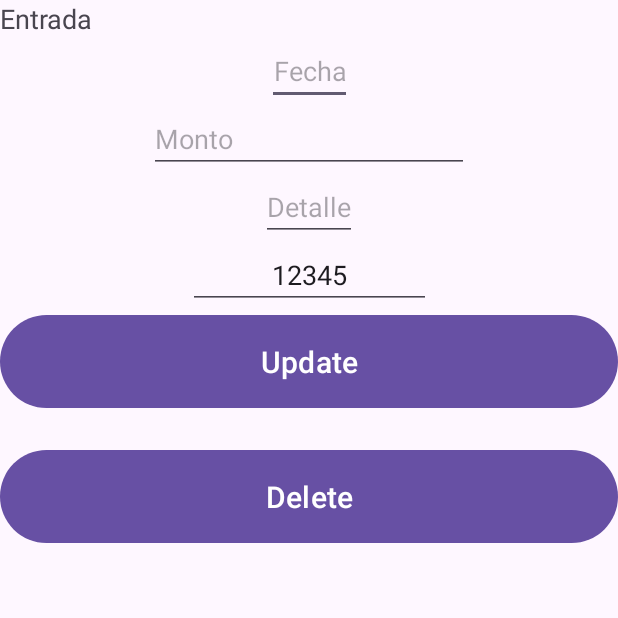
After one commit to Faust0z/Kauppa_App, an Android app: the MasInfoCajaDiaria screen opened directly, with no data from a screen before it, on a phone screen of 412 x 824 dp, the top half of it. The commit adds this screen. Run offline under Robolectric (Android 15) with nearby library versions, the phone set to English and light mode, and no system bars.

Commit message:
Arreglos varios y comienzo a implementar vista detallada de los movimientos de la caja diaria

```diff
--- a/app/src/main/AndroidManifest.xml
+++ b/app/src/main/AndroidManifest.xml
@@ -13,6 +13,9 @@
         android:theme="@style/Theme.Kauppa_Emp"
         tools:targetApi="31">
         <activity
+            android:name=".MasInfoCajaDiaria"
+            android:exported="false" />
+        <activity
             android:name=".MainActivity"
             android:exported="true">
             <intent-filter>
--- /dev/null
+++ b/app/src/main/java/com/example/kauppa_emp/MasInfoCajaDiaria.java
@@ -0,0 +1,110 @@
+package com.example.kauppa_emp;
+
+import android.os.Bundle;
+import android.view.View;
+import android.widget.Button;
+import android.widget.EditText;
+
+import androidx.annotation.Nullable;
+import androidx.appcompat.app.AppCompatActivity;
+
+public class MasInfoCajaDiaria extends AppCompatActivity {
+
+    private EditText movimiento_id, movimiento_fecha, movimiento_detalle, movimiento_monto, movimiento_pedidosAfectados, movimiento_tipo;
+    private String idPedidoAfectado;
+    private Button actualizarButton, anularButton;
+
+    @Override
+    protected void onCreate(@Nullable Bundle savedInstanceState) {
+        super.onCreate(savedInstanceState);
+        setContentView(R.layout.activity_mas_info_caja_diaria);
+
+        movimiento_pedidosAfectados = findViewById(R.id.editTextIdPedidoAfectadoCajaDiariaInfo);
+
+        idPedidoAfectado = obtenerIdPedidoAfectado();
+
+        if (idPedidoAfectado != null && !idPedidoAfectado.isEmpty()) {
+            movimiento_pedidosAfectados.setVisibility(View.VISIBLE);
+            movimiento_pedidosAfectados.setText(idPedidoAfectado);
+        } else {
+            movimiento_pedidosAfectados.setVisibility(View.GONE);
+        }
+    }
+
+    private String obtenerIdPedidoAfectado() {
+        // Implementa la lógica para obtener el valor de id_pedido_afectado
+        return "12345"; // Ejemplo de valor; reemplázalo con tu lógica
+    }
+}
+
+ /*
+    private void openAddDialog() {
+        LayoutInflater inflater = getLayoutInflater();
+        View dialogView = inflater.inflate(R.layout.dialog_add_cajadiaria, null);
+
+        TextView textViewTitulo = dialogView.findViewById(R.id.textViewTitulo);
+        EditText editTextFecha = dialogView.findViewById(R.id.editTextFecha);
+        EditText editTextMonto = dialogView.findViewById(R.id.editTextMonto);
+        EditText editTextDetalle = dialogView.findViewById(R.id.editTextDetalle);
+        RadioGroup radioGroupTipo = dialogView.findViewById(R.id.radioGroupTipo);
+        RadioButton radioButtonEntradas = dialogView.findViewById(R.id.radioButtonEntradas);
+        CheckBox checkBoxAgregar = dialogView.findViewById(R.id.checkBoxAgregar);
+
+        // Configurar la fecha actual por defecto
+        Calendar calendar = Calendar.getInstance();
+        SimpleDateFormat dateFormat = new SimpleDateFormat("dd/MM/yyyy", Locale.getDefault());
+        editTextFecha.setText(dateFormat.format(calendar.getTime()));
+
+        // Mostrar el DatePickerDialog al hacer clic en el campo de fecha
+        editTextFecha.setOnClickListener(v -> {
+            int year = calendar.get(Calendar.YEAR);
+            int month = calendar.get(Calendar.MONTH);
+            int day = calendar.get(Calendar.DAY_OF_MONTH);
+
+            DatePickerDialog datePickerDialog = new DatePickerDialog(getContext(), (view, year1, month1, dayOfMonth) -> {
+                calendar.set(year1, month1, dayOfMonth);
+                editTextFecha.setText(dateFormat.format(calendar.getTime()));
+            }, year, month, day);
+            datePickerDialog.show();
+        });
+
+        // Cambiar el título y la checkbox según sea una Compra/Venta
+        radioButtonEntradas.setChecked(true);
+        radioGroupTipo.setOnCheckedChangeListener((group, checkedId) -> {
+            if (checkedId == R.id.radioButtonEntradas) {
+                checkBoxAgregar.setText("Agregar como Venta");
+                textViewTitulo.setText("Agregar Entrada");
+            } else if (checkedId == R.id.radioButtonSalidas) {
+                checkBoxAgregar.setText("Agregar como Compra");
+                textViewTitulo.setText("Agregar Salida");
+            }
+        });
+
+        // Cuando se aprete el botón "Agregar", se toman todos los inputs y se los procesa.
+        new MaterialAlertDialogBuilder(getContext())
+                .setView(dialogView)
+                .setPositiveButton("Agregar", (dialog, which) -> {
+                    String fecha = editTextFecha.getText().toString();
+                    String detalle = editTextDetalle.getText().toString();
+                    double monto;
+                    try {
+                        monto = Double.parseDouble(editTextMonto.getText().toString());
+                    }catch (Exception e){
+                        Toast.makeText(getContext(), "Error, no se ingresó un monto", Toast.LENGTH_SHORT).show();
+                        return;
+                    }
+                    boolean esVentaOCompra = checkBoxAgregar.isChecked();
+                    boolean esEntrada = radioButtonEntradas.isChecked();
+
+                    if (insertBDD(fecha, detalle, monto, esEntrada, esVentaOCompra) != -1){
+                        Toast.makeText(getContext(), "Elemento agregado con éxito", Toast.LENGTH_SHORT).show();
+                        addElementsToRecyclerView();
+                    }else{
+                        Toast.makeText(getContext(), "Error al ingresar elemento", Toast.LENGTH_SHORT).show();
+                    }
+                })
+                .setNegativeButton("Cancelar", null)
+                .show();
+    }
+
+  */
--- a/app/src/main/java/com/example/kauppa_emp/database/DatabaseHelper.java
+++ b/app/src/main/java/com/example/kauppa_emp/database/DatabaseHelper.java
@@ -75,8 +75,6 @@ public class DatabaseHelper extends SQLiteOpenHelper {
             "(4, 'ENTREGADO');";
 
 
-
-
     public DatabaseHelper(@Nullable Context context) {
         super(context, DB_NAME, null, DB_VER);
     }
--- a/app/src/main/res/layout/activity_main.xml
+++ b/app/src/main/res/layout/activity_main.xml
@@ -5,6 +5,7 @@
     android:id="@+id/main"
     android:layout_width="match_parent"
     android:layout_height="match_parent"
+    android:accessibilityLiveRegion="polite"
     tools:context=".MainActivity">
 
     <FrameLayout
@@ -15,7 +16,8 @@
         app:layout_constraintEnd_toEndOf="parent"
         app:layout_constraintHorizontal_bias="0.0"
         app:layout_constraintStart_toStartOf="parent"
-        app:layout_constraintTop_toTopOf="parent">
+        app:layout_constraintTop_toTopOf="parent"
+        app:layout_constraintVertical_bias="1.0">
 
     </FrameLayout>
 
--- /dev/null
+++ b/app/src/main/res/layout/activity_mas_info_caja_diaria.xml
@@ -0,0 +1,89 @@
+<?xml version="1.0" encoding="utf-8"?>
+<androidx.constraintlayout.widget.ConstraintLayout xmlns:android="http://schemas.android.com/apk/res/android"
+    xmlns:app="http://schemas.android.com/apk/res-auto"
+    xmlns:tools="http://schemas.android.com/tools"
+    android:id="@+id/main"
+    android:layout_width="match_parent"
+    android:layout_height="match_parent"
+    tools:context=".MasInfoCajaDiaria">
+
+    <TextView
+        android:id="@+id/textViewTituloCajaDiariaInfo"
+        android:layout_width="match_parent"
+        android:layout_height="wrap_content"
+        android:text="Entrada"
+        android:textSize="18sp"
+        app:layout_constraintEnd_toEndOf="parent"
+        app:layout_constraintStart_toStartOf="parent"
+        app:layout_constraintTop_toTopOf="parent" />
+
+    <EditText
+        android:id="@+id/editTextFechaCajaDiariaInfo"
+        android:layout_width="wrap_content"
+        android:layout_height="wrap_content"
+        android:gravity="center"
+        android:hint="Fecha"
+        android:inputType="numberDecimal"
+        app:layout_constraintEnd_toEndOf="parent"
+        app:layout_constraintStart_toStartOf="parent"
+        app:layout_constraintTop_toBottomOf="@+id/textViewTituloCajaDiariaInfo" />
+
+    <EditText
+        android:id="@+id/editTextMontoCajaDiariaInfo"
+        android:layout_width="wrap_content"
+        android:layout_height="0dp"
+        android:ems="10"
+        android:hint="Monto"
+        android:inputType="textPersonName"
+        app:layout_constraintEnd_toEndOf="parent"
+        app:layout_constraintStart_toStartOf="parent"
+        app:layout_constraintTop_toBottomOf="@+id/editTextFechaCajaDiariaInfo" />
+
+    <EditText
+        android:id="@+id/editTextDetalleCajaDiariaInfo"
+        android:layout_width="wrap_content"
+        android:layout_height="wrap_content"
+        android:gravity="center"
+        android:hint="Detalle"
+        app:layout_constraintEnd_toEndOf="parent"
+        app:layout_constraintStart_toStartOf="parent"
+        app:layout_constraintTop_toBottomOf="@+id/editTextMontoCajaDiariaInfo" />
+
+    <EditText
+        android:id="@+id/editTextIdPedidoAfectadoCajaDiariaInfo"
+        android:layout_width="wrap_content"
+        android:layout_height="wrap_content"
+        android:gravity="center"
+        android:hint="ID Pedido Afectado"
+        android:visibility="gone"
+        app:layout_constraintEnd_toEndOf="parent"
+        app:layout_constraintStart_toStartOf="parent"
+        app:layout_constraintTop_toBottomOf="@+id/editTextDetalleCajaDiariaInfo" />
+
+
+    <Button
+        android:id="@+id/buttonCajaDiariaUpdate"
+        android:layout_width="match_parent"
+        android:layout_height="70dp"
+        android:text="Update"
+        android:textAllCaps="false"
+        android:textSize="20sp"
+        app:layout_constraintEnd_toEndOf="parent"
+        app:layout_constraintHorizontal_bias="1.0"
+        app:layout_constraintStart_toStartOf="parent"
+        app:layout_constraintTop_toBottomOf="@+id/editTextIdPedidoAfectadoCajaDiariaInfo" />
+
+    <Button
+        android:id="@+id/buttonCajaDiariaDelete"
+        android:layout_width="match_parent"
+        android:layout_height="70dp"
+        android:layout_marginTop="20dp"
+        android:text="Delete"
+        android:textAllCaps="false"
+        android:textSize="20sp"
+        app:layout_constraintEnd_toEndOf="parent"
+        app:layout_constraintHorizontal_bias="1.0"
+        app:layout_constraintStart_toStartOf="parent"
+        app:layout_constraintTop_toBottomOf="@+id/buttonCajaDiariaUpdate" />
+
+</androidx.constraintlayout.widget.ConstraintLayout>
--- a/app/src/main/res/layout/fila_cajadiaria.xml
+++ b/app/src/main/res/layout/fila_cajadiaria.xml
@@ -4,7 +4,7 @@
     xmlns:tools="http://schemas.android.com/tools"
     android:orientation="vertical" android:layout_width="match_parent"
     android:layout_height="wrap_content"
-    android:id="@+id/mainLayout">
+    android:id="@+id/mainLayoutFilaCajaDiaria">
 
     <androidx.cardview.widget.CardView
         android:id="@+id/cardView"
--- a/app/src/main/res/layout/fragment_caja_diaria.xml
+++ b/app/src/main/res/layout/fragment_caja_diaria.xml
@@ -21,8 +21,8 @@
 
     <androidx.recyclerview.widget.RecyclerView
         android:id="@+id/recyclerView_cajaDiaria"
-        android:layout_width="wrap_content"
-        android:layout_height="wrap_content"
+        android:layout_width="match_parent"
+        android:layout_height="match_parent"
         android:layout_gravity="center"
         tools:listitem="" />
 </FrameLayout>
--- a/app/src/main/res/layout/fragment_herramientas.xml
+++ b/app/src/main/res/layout/fragment_herramientas.xml
@@ -6,8 +6,6 @@
     android:layout_height="match_parent"
     tools:context=".fragments.HerramientasFragment"
     android:background="@color/material_dynamic_tertiary80">
-
-    <!-- TODO: Update blank fragment layout -->
 
     <com.google.android.material.floatingactionbutton.FloatingActionButton
         android:id="@+id/addButton_herramientas"
--- a/app/src/main/res/values/strings.xml
+++ b/app/src/main/res/values/strings.xml
@@ -1,8 +1,3 @@
 <resources>
     <string name="app_name">Kauppa</string>
-    <string name="string_caja_diaria">Estás en la caja diaria</string>
-    <string name="string_ventas">Estás en ventas</string>
-    <string name="string_pedidos">Estás en pedidos</string>
-    <string name="string_compras">Estás en compras</string>
-    <string name="string_herramientas">Estás en herramientas</string>
 </resources>
```
Also changed, not shown: app/src/main/java/com/example/kauppa_emp/fragments/Adapters/CustomAdapterCajaDiaria.java (+4 -5 lines), app/src/main/java/com/example/kauppa_emp/fragments/CajaDiariaFragment.java (+58 -23 lines), app/src/main/res/layout/dialog_add_cajadiaria.xml (+8 -8 lines).
